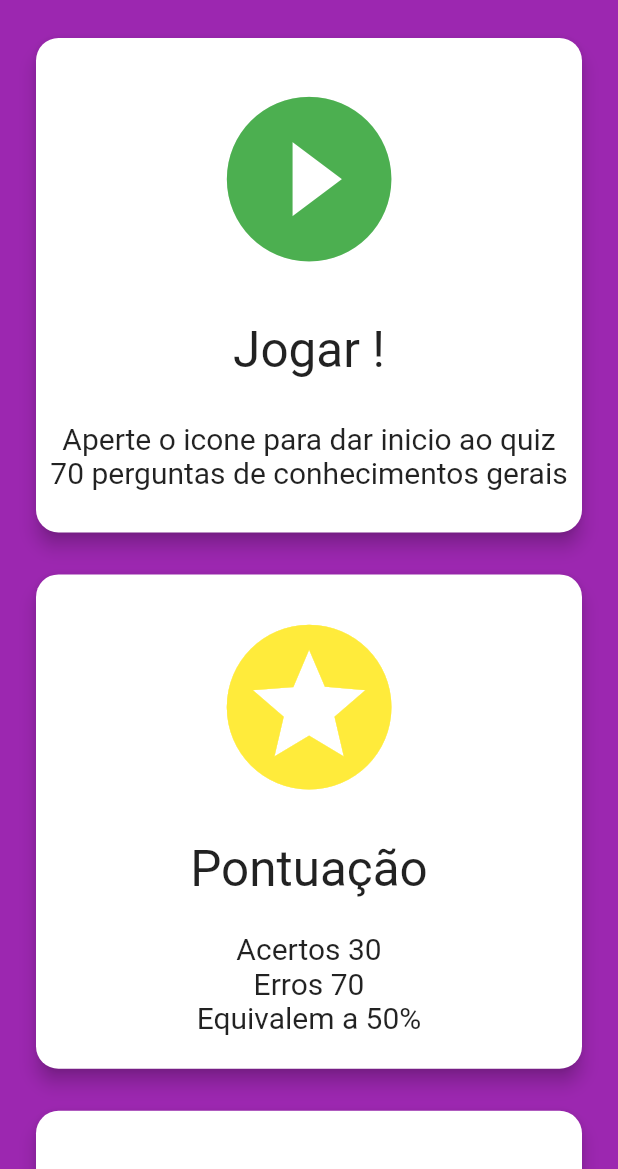
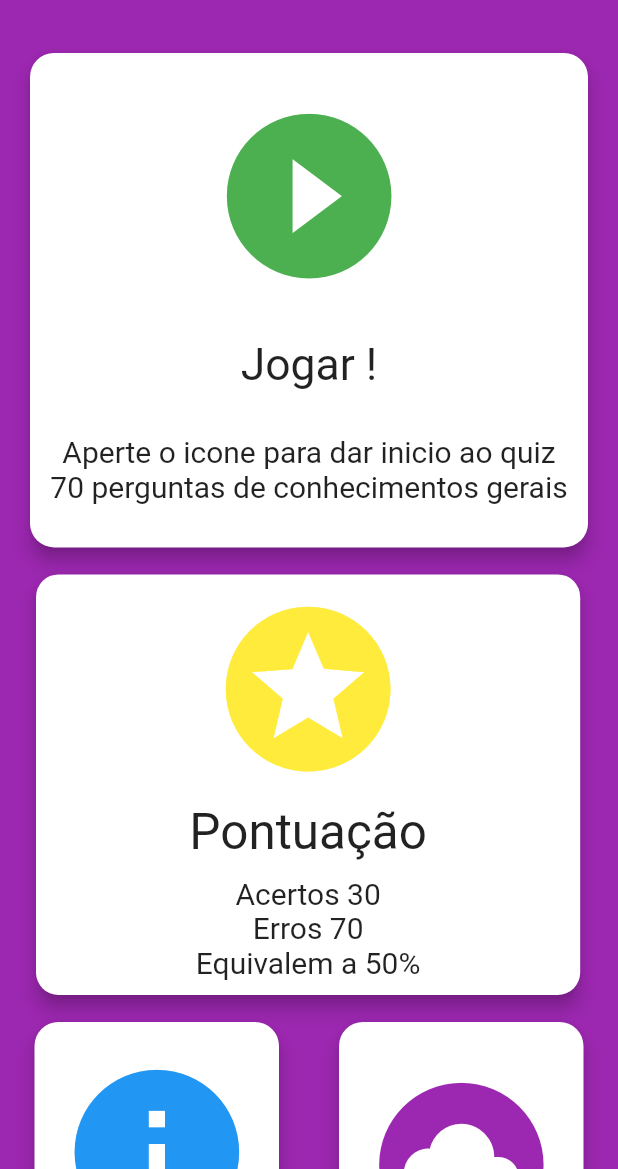
Before and after one commit to mportog/quiz_ce_tenta, a Flutter app: the screen it shows after launch, on a phone screen of 412 x 824 dp, the part 67-1236 px from its top. Run offline on Flutter 3.47's test engine with Material 2 defaults, Android fonts, the phone set to English and light mode, and no system bars; our stand-ins replace auto_size_text, dio, flare_flutter, flutter_mobx, mobx, shared_preferences and 1 more; generated files the repository leaves out were written again.

Commit message:
refatoração tela inicial

```diff
--- a/lib/view/page/home_page.dart
+++ b/lib/view/page/home_page.dart
@@ -1,5 +1,7 @@
 import 'package:ce_tenta_quizz/view/page/quiz_page.dart';
 import 'package:ce_tenta_quizz/view/widget/custom_menu_item_card.dart';
+import 'package:ce_tenta_quizz/view/widget/custom_text_card.dart';
+import 'package:ce_tenta_quizz/view/widget/menu_grid_card.dart';
 import 'package:flutter/material.dart';
 
 class HomePage extends StatefulWidget {
@@ -29,24 +31,86 @@ class _HomePageState extends State<HomePage> {
             ],
           ),
           backgroundColor: Colors.purple,
-        body: ListView(children: <Widget>[
+          body: ListView(
+            children: <Widget>[
+              SizedBox(height: 20),
               MenuItemCard(Icons.play_circle_filled, Colors.green, () {
                 Navigator.of(context)
                     .push(MaterialPageRoute(builder: (_) => QuizPage()));
               }, 'Jogar !', [
-            Text('Aperte o icone para dar inicio ao quiz', style: labelInfo),
-            Text('70 perguntas de conhecimentos gerais', style: labelInfo)
+                CustomTextSize(
+                    'Aperte o icone para dar inicio ao quiz', labelInfo),
+                CustomTextSize(
+                    '70 perguntas de conhecimentos gerais', labelInfo)
               ]),
-          MenuItemCard(Icons.stars, Colors.yellow, () {}, 'Pontuação', [
-            Text('Acertos 30', style: labelInfo),
-            Text('Erros 70', style: labelInfo),
-            Text('Equivalem a 50%', style: labelInfo)
+              SizedBox(height: 10),
+              Padding(
+                  padding: const EdgeInsets.symmetric(horizontal: 20),
+                  child: Row(children: <Widget>[
+                    Container(
+                      height: MediaQuery.of(context).size.width * 0.7,
+                      width: MediaQuery.of(context).size.width * 0.9,
+                      child: MenuGridItemCard(
+                          Icons.stars, Colors.yellow, 'Pontuação', [
+                        CustomTextSize('Acertos 30', labelInfo),
+                        CustomTextSize('Erros 70', labelInfo),
+                        CustomTextSize('Equivalem a 50%', labelInfo)
                       ]),
-          MenuItemCard(Icons.info, Colors.blue, () {}, 'Informações',
-              [Text('Site base das perguntas', style: labelInfo)]),
-          MenuItemCard(Icons.cloud_circle, Colors.purple, () {}, 'Sites',
-              [Text('Site base das perguntas', style: labelLink)]),
+                    )
+                  ])),
+              SizedBox(height: 10),
+              Padding(
+                padding: const EdgeInsets.symmetric(horizontal: 3),
+                child: Row(
+                  children: <Widget>[
+                    Expanded(
+                      flex: 1,
+                      child: MenuItemCard(
+                          //  MenuGridItemCard(
+                          Icons.info,
+                          Colors.blue,
+                          () {},
+                          'Informações',
+                          [
+                            CustomTextSize('Site base das perguntas', labelInfo)
                           ]),
+                    ),
+                    Expanded(
+                      flex: 1,
+                      child: MenuItemCard(
+                          // MenuGridItemCard(
+                          Icons.cloud_circle,
+                          Colors.purple,
+                          () {},
+                          'Sites',
+                          [
+                            CustomTextSize('Site base das perguntas', labelLink)
+                          ]),
+                    ),
+                  ],
+                ),
+              ),
+            ],
+          )
+          // ListView(children: <Widget>[
+          //   MenuItemCard(Icons.play_circle_filled, Colors.green, () {
+          //     Navigator.of(context)
+          //         .push(MaterialPageRoute(builder: (_) => QuizPage()));
+          //   }, 'Jogar !', [
+          //     Text('Aperte o icone para dar inicio ao quiz', style: labelInfo),
+          //     Text('70 perguntas de conhecimentos gerais', style: labelInfo)
+          //   ]),
+          //   MenuItemCard(Icons.stars, Colors.yellow, () {}, 'Pontuação', [
+          //     Text('Acertos 30', style: labelInfo),
+          //     Text('Erros 70', style: labelInfo),
+          //     Text('Equivalem a 50%', style: labelInfo)
+          //   ]),
+          //   MenuItemCard(Icons.info, Colors.blue, () {}, 'Informações',
+          //       [Text('Site base das perguntas', style: labelInfo)]),
+          //   MenuItemCard(Icons.cloud_circle, Colors.purple, () {}, 'Sites',
+          //       [Text('Site base das perguntas', style: labelLink)]),
+          // ]),
+
           ),
     );
   }
--- a/lib/view/widget/custom_menu_item_card.dart
+++ b/lib/view/widget/custom_menu_item_card.dart
@@ -11,24 +11,26 @@ class MenuItemCard extends StatelessWidget {
   @override
   Widget build(BuildContext context) {
     final itemHeight = MediaQuery.of(context).size.height * 0.4;
-    return Padding(
-      padding: const EdgeInsets.symmetric(vertical: 10.0, horizontal: 20),
+    return MaterialButton(
+      onPressed: iconPressed,
+      shape: RoundedRectangleBorder(borderRadius: BorderRadius.circular(16)),
       child: Card(
+        // margin: EdgeInsets.symmetric(horizontal: 9),
+        elevation: 5,
         color: Colors.white,
-        shape: RoundedRectangleBorder(borderRadius: BorderRadius.circular(15)),
-        elevation: 5,
+        shadowColor: Colors.black,
+        shape: RoundedRectangleBorder(borderRadius: BorderRadius.circular(16)),
         child: Container(
+          width: MediaQuery.of(context).size.width,
           height: itemHeight,
           child: Column(
               crossAxisAlignment: CrossAxisAlignment.center,
               mainAxisAlignment: MainAxisAlignment.spaceEvenly,
               children: <Widget>[
-                InkWell(
-                  onTap: iconPressed,
-                  child:
-                      Icon(cardIcon, color: iconColor, size: itemHeight * 0.4),
-                ),
-                Text(titleCard, style: TextStyle(fontSize: itemHeight * 0.1)),
+                Icon(cardIcon, color: iconColor, size: itemHeight * 0.4),
+                Text(titleCard,
+                    style: TextStyle(fontSize: itemHeight * 0.09),
+                    textAlign: TextAlign.center),
                 Column(children: columnChild)
               ]),
         ),
--- /dev/null
+++ b/lib/view/widget/custom_text_card.dart
@@ -0,0 +1,11 @@
+import 'package:flutter/material.dart';
+
+class CustomTextSize extends StatelessWidget {
+  CustomTextSize(this.txt, this.txtStyle);
+  final TextStyle txtStyle;
+  final String txt;
+  @override
+  Widget build(BuildContext context) {
+    return Text(txt, style: txtStyle, textAlign: TextAlign.center);
+  }
+}
--- /dev/null
+++ b/lib/view/widget/menu_grid_card.dart
@@ -0,0 +1,31 @@
+import 'package:flutter/material.dart';
+
+class MenuGridItemCard extends StatelessWidget {
+  MenuGridItemCard(
+      this.cardIcon, this.iconColor, this.titleCard, this.columnChild);
+  final IconData cardIcon;
+  final String titleCard;
+  final List<Widget> columnChild;
+  final MaterialColor iconColor;
+  @override
+  Widget build(BuildContext context) {
+    final itemHeight = MediaQuery.of(context).size.height * 0.4;
+
+    return Card(
+      color: Colors.white,
+      shape: RoundedRectangleBorder(borderRadius: BorderRadius.circular(15)),
+      elevation: 5,
+      child: Column(
+          crossAxisAlignment: CrossAxisAlignment.center,
+          mainAxisAlignment: MainAxisAlignment.spaceEvenly,
+          children: <Widget>[
+            Icon(cardIcon, color: iconColor, size: itemHeight * 0.4),
+            Text(titleCard, style: TextStyle(fontSize: itemHeight * 0.1)),
+            Column(
+                mainAxisAlignment: MainAxisAlignment.spaceEvenly,
+                crossAxisAlignment: CrossAxisAlignment.center,
+                children: columnChild)
+          ]),
+    );
+  }
+}
```
Lines whose indentation alone changed are shown as unchanged.
